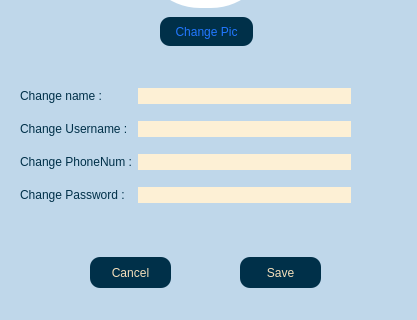
First picture: the form in client/setting.ui, repository AP-projects-4001/jan-ghahve, before the edit; both pictures show x 0 to 417 and y 143 to 463 of the 417 by 463 pixel window.
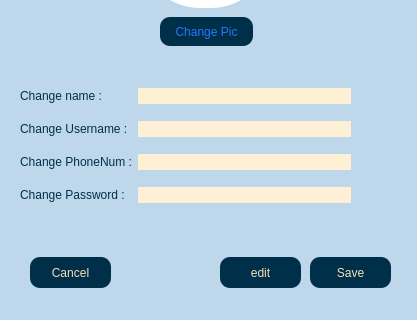
Second picture: the form after the edit.

The edit to the form file:
```diff
--- a/client/setting.ui
+++ b/client/setting.ui
@@ -52,7 +52,7 @@
   <widget class="QPushButton" name="pushButton_2">
    <property name="geometry">
     <rect>
-     <x>240</x>
+     <x>310</x>
      <y>400</y>
      <width>81</width>
      <height>31</height>
@@ -70,7 +70,7 @@
   <widget class="QPushButton" name="pushButton_3">
    <property name="geometry">
     <rect>
-     <x>90</x>
+     <x>30</x>
      <y>400</y>
      <width>81</width>
      <height>31</height>
@@ -85,7 +85,7 @@
     <string>Cancel</string>
    </property>
   </widget>
-  <widget class="QWidget" name="">
+  <widget class="QWidget" name="layoutWidget">
    <property name="geometry">
     <rect>
      <x>20</x>
@@ -169,6 +169,24 @@
     </item>
    </layout>
   </widget>
+  <widget class="QPushButton" name="pushButton_4">
+   <property name="geometry">
+    <rect>
+     <x>220</x>
+     <y>400</y>
+     <width>81</width>
+     <height>31</height>
+    </rect>
+   </property>
+   <property name="styleSheet">
+    <string notr="true">background-color:rgb(0, 48, 73);
+border-radius: 10px;
+color:rgb(245, 223, 187);</string>
+   </property>
+   <property name="text">
+    <string>edit</string>
+   </property>
+  </widget>
  </widget>
  <resources/>
  <connections/>
```
Left out of the diff: 12 changed lines with no effect on the pictures.
